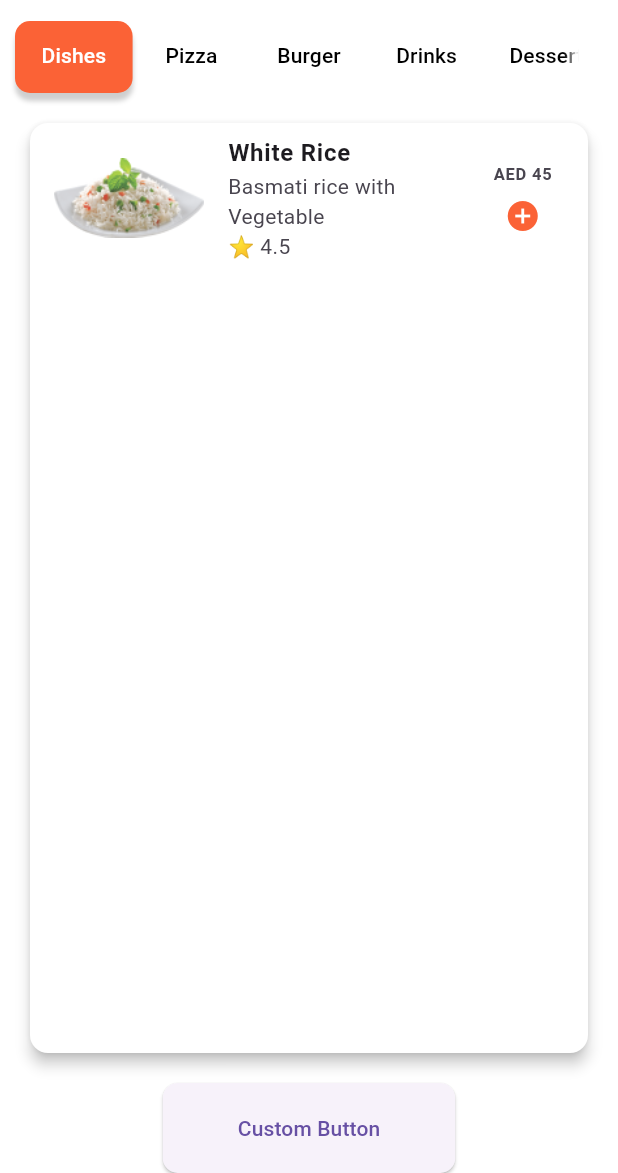
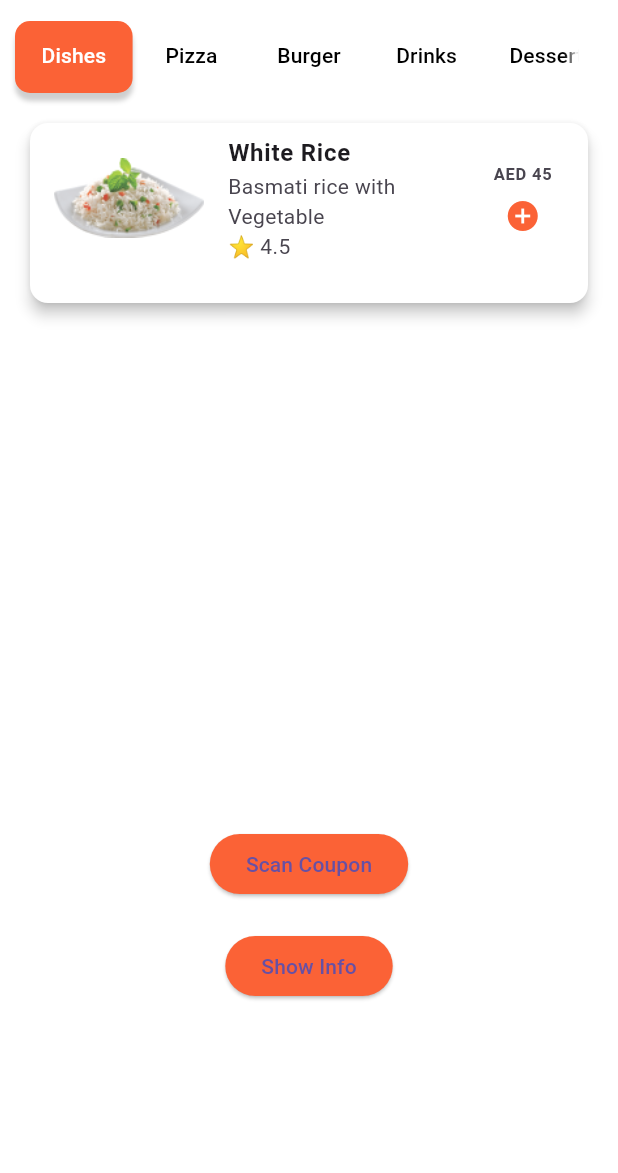
Before and after one commit to Flutter-gg-1/Restaurant-Menu-app, a Flutter app: the screen it shows after launch, on a phone screen of 412 x 824 dp, the part 63-1236 px from its top. Run offline on Flutter 3.47's test engine with Material 3 defaults, Android fonts, the phone set to English and light mode, and no system bars.

Commit message:
Menu project

```diff
--- a/lib/screen/menu_screen.dart
+++ b/lib/screen/menu_screen.dart
@@ -23,6 +23,39 @@ class _MenuScreenState extends State<MenuScreen>
   void dispose() {
     _tabController.dispose();
     super.dispose();
+  }
+
+  void _showInfoDialog(BuildContext context) {
+    showDialog(
+      context: context,
+      builder: (BuildContext context) {
+        return AlertDialog(
+          backgroundColor: Colors.white,
+          shape: RoundedRectangleBorder(
+            borderRadius: BorderRadius.circular(20),
+          ),
+          content: const Text(
+            'Here is some information about the app!',
+            style: TextStyle(
+              fontSize: 18,
+            ),
+          ),
+          actions: <Widget>[
+            TextButton(
+              onPressed: () {
+                Navigator.of(context).pop();
+              },
+              child: const Text(
+                'Close Alert',
+                style: TextStyle(
+                  color: AppColors.orange,
+                ),
+              ),
+            ),
+          ],
+        );
+      },
+    );
   }
 
   @override
@@ -67,7 +100,9 @@ class _MenuScreenState extends State<MenuScreen>
         ),
         body: Column(
           children: [
-            Expanded(
+            SizedBox(
+              height: 160,
+              child: Expanded(
                 child: TabBarView(
                   controller: _tabController,
                   children: [
@@ -94,13 +129,13 @@ class _MenuScreenState extends State<MenuScreen>
                       ),
                     ),
                     CustomCard(
-                    title: const Text('Pepperoni Pizza',
+                      title: const Text('Pizza Margherita',
                           style: TextStyle(fontWeight: FontWeight.bold)),
-                    subtitle: const Text('Cheesy pizza with Pepperoni\n⭐ 4.7'),
+                      subtitle: const Text('Pizza Margherita Vegetarian\n⭐ 5.0'),
                       trailing: const Column(
                         mainAxisAlignment: MainAxisAlignment.center,
                         children: [
-                        Text('AED 55',
+                          Text('AED 55.9',
                               style: TextStyle(fontWeight: FontWeight.bold)),
                           SizedBox(height: 8),
                           Icon(
@@ -116,13 +151,13 @@ class _MenuScreenState extends State<MenuScreen>
                       ),
                     ),
                     CustomCard(
-                    title: const Text('Beef Burger',
+                      title: const Text('Cheese Burger',
                           style: TextStyle(fontWeight: FontWeight.bold)),
-                    subtitle: const Text('Juicy beef burger\n⭐ 4.6'),
+                      subtitle: const Text('Bacon Cheeseburger\n⭐ 5.0'),
                       trailing: const Column(
                         mainAxisAlignment: MainAxisAlignment.center,
                         children: [
-                        Text('AED 35',
+                          Text('AED 55.9',
                               style: TextStyle(fontWeight: FontWeight.bold)),
                           SizedBox(height: 8),
                           Icon(
@@ -138,13 +173,13 @@ class _MenuScreenState extends State<MenuScreen>
                       ),
                     ),
                     CustomCard(
-                    title: const Text('Lemonade',
+                      title: const Text('Coca Cola',
                           style: TextStyle(fontWeight: FontWeight.bold)),
-                    subtitle: const Text('Fresh lemonade drink\n⭐ 4.2'),
+                      subtitle: const Text('Can Coke\n⭐ 5.0'),
                       trailing: const Column(
                         mainAxisAlignment: MainAxisAlignment.center,
                         children: [
-                        Text('AED 15',
+                          Text('AED 3.9',
                               style: TextStyle(fontWeight: FontWeight.bold)),
                           SizedBox(height: 8),
                           Icon(
@@ -156,17 +191,17 @@ class _MenuScreenState extends State<MenuScreen>
                       image: Image.asset(
                         AppImages.drinks,
                         fit: BoxFit.cover,
-                      width: 100,
+                        width: 50,
                       ),
                     ),
                     CustomCard(
-                    title: const Text('Chocolate Cake',
+                      title: const Text('Cupcake Strawberry',
                           style: TextStyle(fontWeight: FontWeight.bold)),
-                    subtitle: const Text('Rich chocolate cake\n⭐ 4.8'),
+                      subtitle: const Text('Brown and Pink Dessert\n⭐ 5.0'),
                       trailing: const Column(
                         mainAxisAlignment: MainAxisAlignment.center,
                         children: [
-                        Text('AED 25',
+                          Text('AED 10.9',
                               style: TextStyle(fontWeight: FontWeight.bold)),
                           SizedBox(height: 8),
                           Icon(
@@ -178,22 +213,94 @@ class _MenuScreenState extends State<MenuScreen>
                       image: Image.asset(
                         AppImages.dessert,
                         fit: BoxFit.cover,
-                      width: 100,
+                        width: 80,
                       ),
                     ),
                   ],
                 ),
               ),
+            ),
+            const SizedBox(height: 330),
             ElevatedButton(
-              onPressed: () {},
-              style: ElevatedButton.styleFrom(
-                padding:
-                    const EdgeInsets.symmetric(horizontal: 50, vertical: 20),
-                shape: RoundedRectangleBorder(
-                  borderRadius: BorderRadius.circular(10),
+              onPressed: () {
+                showModalBottomSheet(
+                  useSafeArea: true,
+                  context: context,
+                  builder: (context) {
+                    return Container(
+                      height: 200,
+                      decoration: const BoxDecoration(
+                        color: AppColors.orange,
+                        borderRadius: BorderRadius.only(
+                          topLeft: Radius.circular(30),
+                          topRight: Radius.circular(30),
                         ),
                       ),
-              child: const Text('Custom Button'),
+                      child: const Column(
+                        mainAxisAlignment: MainAxisAlignment.center,
+                        children: <Widget>[
+                          Text(
+                            'Coupons',
+                            style: TextStyle(
+                              fontSize: 20,
+                              fontWeight: FontWeight.bold,
+                            ),
+                          ),
+                          Divider(),
+                          Text(
+                            'Cheese Burger',
+                            style: TextStyle(
+                              fontSize: 35,
+                              fontWeight: FontWeight.bold,
+                              color: Colors.white,
+                            ),
+                          ),
+                          SizedBox(height: 20),
+                          Text(
+                            'ID',
+                            style: TextStyle(
+                              fontSize: 18,
+                              color: Colors.white,
+                            ),
+                          ),
+                          Text(
+                            'C13579246810',
+                            style: TextStyle(
+                              fontSize: 18,
+                              color: Colors.white,
+                            ),
+                          ),
+                          SizedBox(height: 20),
+                        ],
+                      ),
+                    );
+                  },
+                );
+              },
+              style: ButtonStyle(
+                backgroundColor: WidgetStateProperty.all(AppColors.orange),
+                shape: WidgetStateProperty.all(
+                  RoundedRectangleBorder(
+                    borderRadius: BorderRadius.circular(20),
+                  ),
+                ),
+              ),
+              child: const Text('Scan Coupon'),
+            ),
+            const SizedBox(height: 20),
+            ElevatedButton(
+              onPressed: () {
+                _showInfoDialog(context);
+              },
+              style: ButtonStyle(
+                backgroundColor: WidgetStateProperty.all(AppColors.orange),
+                shape: WidgetStateProperty.all(
+                  RoundedRectangleBorder(
+                    borderRadius: BorderRadius.circular(20),
+                  ),
+                ),
+              ),
+              child: const Text('Show Info'),
             ),
           ],
         ),
@@ -226,6 +333,8 @@ class CustomCard extends StatelessWidget {
         shape: RoundedRectangleBorder(
           borderRadius: BorderRadius.circular(12),
         ),
+        child: SizedBox(
+          height: 220,
           child: ListTile(
             leading: image,
             title: title,
@@ -233,6 +342,7 @@ class CustomCard extends StatelessWidget {
             trailing: trailing,
           ),
         ),
+      ),
     );
   }
 }
```
Lines whose indentation alone changed are shown as unchanged.
